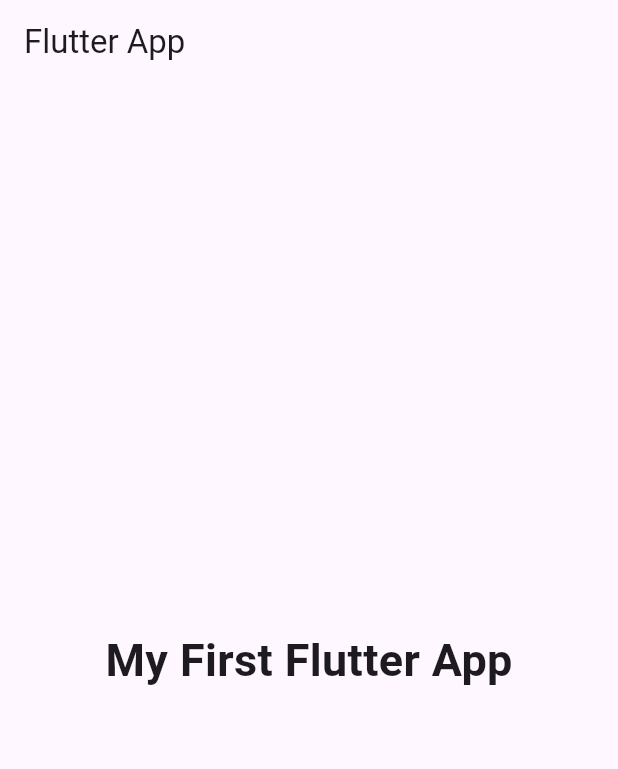
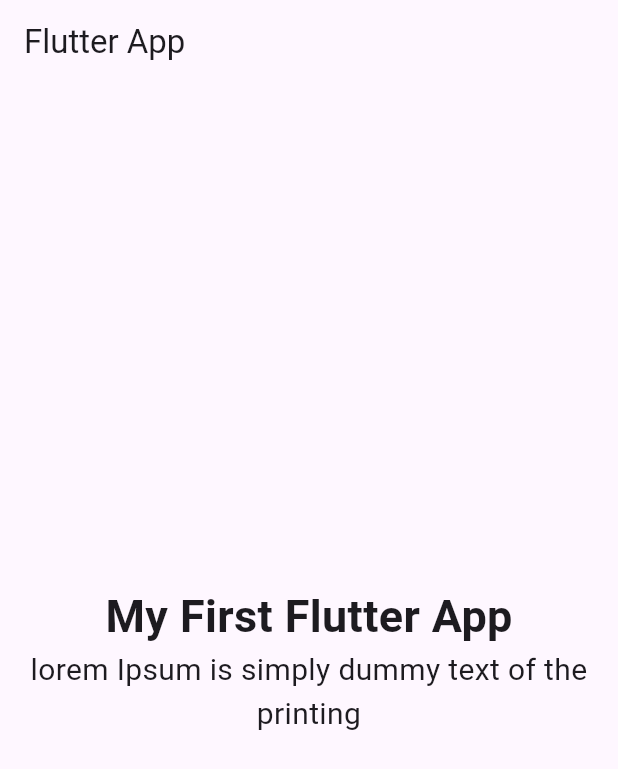
Before and after one commit to Yoni-Deserbaix/flutter-learning, a Flutter app: the screen it shows after launch, on a phone screen of 412 x 824 dp. Shown: the top 769 px of the screen. Run offline on Flutter 3.47's test engine with Material 3 defaults, Android fonts, the light colour scheme and no system bars.

Commit message:
feat(main.dart): create a column

```diff
--- a/lib/main.dart
+++ b/lib/main.dart
@@ -19,11 +19,20 @@ class MyApp extends StatelessWidget {
           title: const Text("Flutter App"),
         ),
         body: const Center(
-          child: Text(
-            "My First Flutter App",
-            style: TextStyle(fontSize: 30, fontWeight: FontWeight.bold),
-          ),
-        ),
+            child: Column(
+          mainAxisAlignment: MainAxisAlignment.center,
+          children: [
+            Text(
+              "My First Flutter App",
+              style: TextStyle(fontSize: 30, fontWeight: FontWeight.bold),
+            ),
+            Text(
+              "lorem Ipsum is simply dummy text of the printing",
+              style: TextStyle(fontSize: 20),
+              textAlign: TextAlign.center,
+            )
+          ],
+        )),
       ),
     );
   }
```
